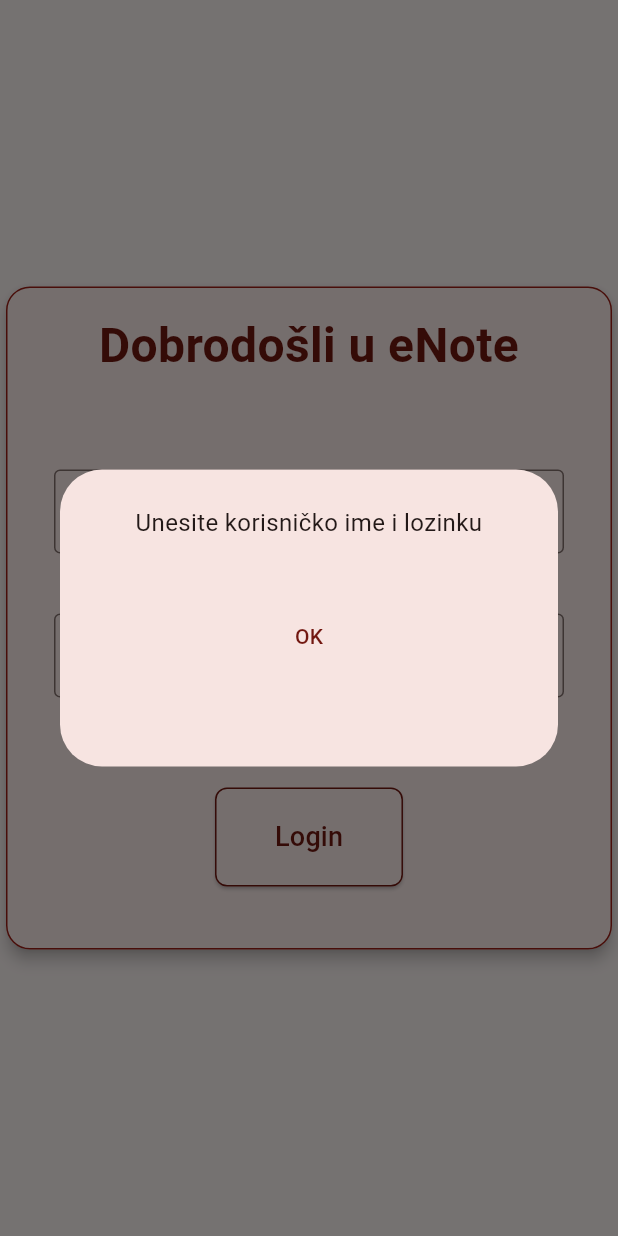
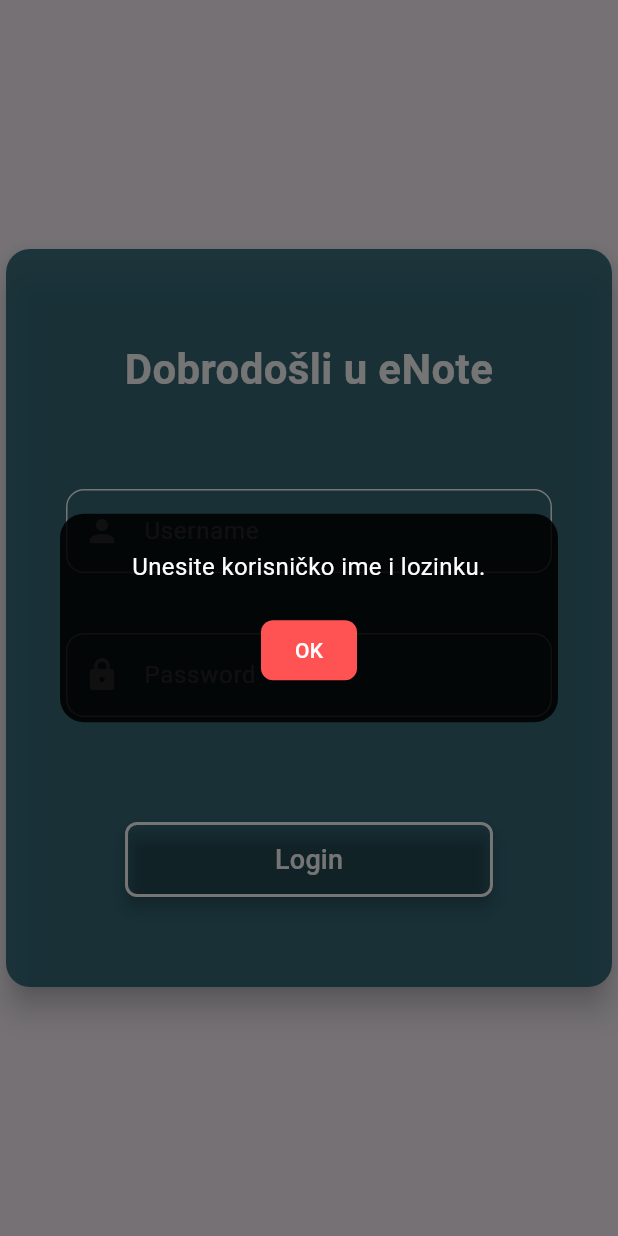
Before and after one commit to t-macabee/eNote, a Flutter app: the LoginScreen screen opened directly, after a tap on "Login", on a phone screen of 412 x 824 dp. Run offline on Flutter 3.47's test engine with Material 3 defaults, Android fonts, the light colour scheme and no system bars; our stand-ins replace flutter_form_builder; accounts and stored records are empty.

Commit message:
Reworking login screen

```diff
--- a/eNote/UI/enote_desktop/lib/layouts/master_screen.dart
+++ b/eNote/UI/enote_desktop/lib/layouts/master_screen.dart
@@ -1,5 +1,7 @@
+import 'package:enote_desktop/providers/auth_provider.dart';
 import 'package:enote_desktop/screens/instrumenti_list_screen.dart';
 import 'package:enote_desktop/screens/korisnici_list_screen.dart';
+import 'package:enote_desktop/screens/login_screen.dart';
 import 'package:flutter/material.dart';
 
 class MasterScreen extends StatefulWidget {
@@ -12,6 +14,12 @@ class MasterScreen extends StatefulWidget {
 }
 
 class _MasterScreenState extends State<MasterScreen> {
+  void _logout(BuildContext context) {
+    AuthProvider.logout();
+    Navigator.of(context).pushReplacement(
+        MaterialPageRoute(builder: (context) => const LoginScreen()));
+  }
+
   @override
   Widget build(BuildContext context) {
     return Scaffold(
@@ -22,22 +30,42 @@ class _MasterScreenState extends State<MasterScreen> {
           ),
           iconTheme: const IconThemeData(color: Colors.white),
           backgroundColor: const Color.fromARGB(255, 114, 23, 16),
+          actions: [
+            Padding(
+              padding: const EdgeInsets.only(right: 20.0),
+              child: IconButton(
+                  icon: const Icon(Icons.logout),
+                  onPressed: () => _logout(context)),
+            )
+          ],
         ),
         drawer: Drawer(
-          child: ListView(
+          child: Column(
+            children: [
+              SizedBox(
+                height: 150,
+                child: Column(
+                  mainAxisSize: MainAxisSize.min,
                   children: [
                     ListTile(
                         title: const Text("Korisnici"),
                         onTap: () {
                           Navigator.of(context).push(MaterialPageRoute(
-                        builder: (context) => const KorisniciListScreen()));
+                              builder: (context) =>
+                                  const KorisniciListScreen()));
                         }),
                     ListTile(
                         title: const Text("Instrumenti"),
                         onTap: () {
                           Navigator.of(context).push(MaterialPageRoute(
-                        builder: (context) => const InstrumentiListScreen()));
+                              builder: (context) =>
+                                  const InstrumentiListScreen()));
                         }),
+                  ],
+                ),
+              ),
+              Expanded(
+                  child: Container()), // This will push the content to the top
             ],
           ),
         ),
--- a/eNote/UI/enote_desktop/lib/main.dart
+++ b/eNote/UI/enote_desktop/lib/main.dart
@@ -5,7 +5,8 @@ import 'package:provider/provider.dart';
 
 void main() {
   runApp(MultiProvider(providers: [
-    ChangeNotifierProvider(create: (_) => InstrumentiProvider()),
+    ChangeNotifierProvider<InstrumentiProvider>(
+        create: (_) => InstrumentiProvider()),
   ], child: const MyApp()));
 }
 
@@ -17,9 +18,6 @@ class MyApp extends StatelessWidget {
     return MaterialApp(
       title: 'eNote',
       theme: ThemeData(
-        colorScheme: ColorScheme.fromSeed(
-            seedColor: const Color.fromARGB(255, 114, 23, 16),
-            primary: const Color.fromARGB(255, 114, 23, 16)),
         useMaterial3: true,
       ),
       home: const LoginScreen(),
--- a/eNote/UI/enote_desktop/lib/providers/auth_provider.dart
+++ b/eNote/UI/enote_desktop/lib/providers/auth_provider.dart
@@ -34,6 +34,11 @@ class AuthProvider {
     }
   }
 
+  static void logout() {
+    username = null;
+    password = null;
+  }
+
   static String _createBasicAuthHeader() {
     String basicAuth =
         "Basic ${base64Encode(utf8.encode('$username:$password'))}";
--- /dev/null
+++ b/eNote/UI/enote_desktop/lib/screens/home_screen.dart
@@ -0,0 +1,11 @@
+import 'package:enote_desktop/layouts/master_screen.dart';
+import 'package:flutter/material.dart';
+
+class HomeScreen extends StatelessWidget {
+  const HomeScreen({super.key});
+
+  @override
+  Widget build(BuildContext context) {
+    return const MasterScreen("Home", Placeholder());
+  }
+}
--- a/eNote/UI/enote_desktop/lib/screens/login_screen.dart
+++ b/eNote/UI/enote_desktop/lib/screens/login_screen.dart
@@ -1,6 +1,6 @@
 // ignore_for_file: use_build_context_synchronously
 import 'package:enote_desktop/providers/auth_provider.dart';
-import 'package:enote_desktop/screens/instrumenti_list_screen.dart';
+import 'package:enote_desktop/screens/home_screen.dart';
 import 'package:flutter/material.dart';
 
 class LoginScreen extends StatefulWidget {
@@ -19,7 +19,7 @@ class _LoginScreenState extends State<LoginScreen> {
     String password = _passwordController.text.trim();
 
     if (username.isEmpty || password.isEmpty) {
-      _showErrorDialog(context, "Unesite korisničko ime i lozinku");
+      _showErrorDialog(context, "Unesite korisničko ime i lozinku.");
       return;
     }
 
@@ -28,11 +28,11 @@ class _LoginScreenState extends State<LoginScreen> {
       if (success) {
         Navigator.of(context).push(
           MaterialPageRoute(
-            builder: (context) => const InstrumentiListScreen(),
+            builder: (context) => const HomeScreen(),
           ),
         );
       } else {
-        _showErrorDialog(context, "Greška pri logiranju. Pokušajte ponovo.");
+        _showErrorDialog(context, "Pogrešno korisničko ime ili lozinka.");
       }
     } catch (e) {
       _showErrorDialog(context, e.toString());
@@ -49,25 +49,44 @@ class _LoginScreenState extends State<LoginScreen> {
   void _showErrorDialog(BuildContext context, String message) {
     showDialog(
       context: context,
-      builder: (context) => AlertDialog(
-        contentPadding: const EdgeInsets.all(24.0),
-        content: SizedBox(
+      barrierDismissible: true,
+      builder: (context) => Dialog(
+        shape: RoundedRectangleBorder(
+          borderRadius: BorderRadius.circular(16.0),
+        ),
+        elevation: 8,
+        backgroundColor: Colors.black87,
+        child: Padding(
+          padding: const EdgeInsets.all(24.0),
+          child: SizedBox(
             width: 300,
-          height: 150,
             child: Column(
               mainAxisSize: MainAxisSize.min,
               children: [
                 Text(
                   message,
                   textAlign: TextAlign.center,
-                style: const TextStyle(fontSize: 16),
+                  style: const TextStyle(
+                    fontSize: 16,
+                    color: Colors.white,
                   ),
-              const SizedBox(height: 40),
+                ),
+                const SizedBox(height: 20),
                 TextButton(
                   onPressed: () => Navigator.pop(context),
+                  style: TextButton.styleFrom(
+                    foregroundColor: Colors.white,
+                    backgroundColor: Colors.redAccent,
+                    padding:
+                        const EdgeInsets.symmetric(horizontal: 16, vertical: 8),
+                    shape: RoundedRectangleBorder(
+                      borderRadius: BorderRadius.circular(8.0),
+                    ),
+                  ),
                   child: const Text("OK"),
                 ),
               ],
+            ),
           ),
         ),
       ),
@@ -76,58 +95,54 @@ class _LoginScreenState extends State<LoginScreen> {
 
   @override
   Widget build(BuildContext context) {
+    const Color borderColor = Colors.white;
+    const TextStyle whiteTextStyle = TextStyle(color: Colors.white);
+
     return Scaffold(
       body: Center(
         child: Container(
           constraints: const BoxConstraints(
-            maxWidth: 450,
-            maxHeight: 450,
+            maxWidth: 500,
+            maxHeight: 500,
           ),
           child: Card(
-            elevation: 4,
+            color: const Color.fromARGB(213, 26, 89, 105),
+            elevation: 8,
             shape: RoundedRectangleBorder(
-              borderRadius: BorderRadius.circular(16),
-              side: const BorderSide(color: Color.fromARGB(255, 158, 31, 22)),
+              borderRadius: BorderRadius.circular(16.0),
             ),
             child: Padding(
               padding: const EdgeInsets.all(16.0),
               child: Column(
+                mainAxisAlignment: MainAxisAlignment.center,
                 children: [
                   const Text(
                     'Dobrodošli u eNote',
                     style: TextStyle(
-                      fontSize: 32,
+                      fontSize: 28,
                       fontWeight: FontWeight.bold,
-                      color: Color.fromARGB(255, 114, 23, 16),
+                      color: Colors.white,
                     ),
                     textAlign: TextAlign.center,
                   ),
                   const SizedBox(height: 60),
-                  Padding(
-                    padding: const EdgeInsets.symmetric(horizontal: 16.0),
-                    child: TextField(
+                  _buildTextField(
                     controller: _usernameController,
-                      decoration: const InputDecoration(
-                        border: OutlineInputBorder(),
                     labelText: "Username",
-                        prefixIcon: Icon(Icons.person),
-                      ),
-                    ),
+                    icon: Icons.person,
+                    borderColor: borderColor,
+                    textStyle: whiteTextStyle,
                   ),
                   const SizedBox(height: 40),
-                  Padding(
-                    padding: const EdgeInsets.symmetric(horizontal: 16.0),
-                    child: TextField(
+                  _buildTextField(
                     controller: _passwordController,
-                      decoration: const InputDecoration(
-                        border: OutlineInputBorder(),
                     labelText: "Password",
-                        prefixIcon: Icon(Icons.lock),
-                      ),
+                    icon: Icons.lock,
+                    borderColor: borderColor,
+                    textStyle: whiteTextStyle,
                     obscureText: true,
                   ),
-                  ),
-                  const SizedBox(height: 60),
+                  const SizedBox(height: 70),
                   Padding(
                     padding: const EdgeInsets.symmetric(horizontal: 16.0),
                     child: ElevatedButton(
@@ -135,15 +150,17 @@ class _LoginScreenState extends State<LoginScreen> {
                         _login(context);
                       },
                       style: ElevatedButton.styleFrom(
+                        foregroundColor: Colors.white,
+                        backgroundColor: Colors.transparent, // Text color
+                        side: const BorderSide(
+                            color: borderColor, width: 2), // Border color
                         padding: const EdgeInsets.symmetric(
-                            horizontal: 40, vertical: 20),
-                        side: const BorderSide(
-                          color: Color.fromARGB(255, 114, 23, 16),
-                          width: 1,
+                            horizontal: 100, vertical: 12),
+                        shape: RoundedRectangleBorder(
+                          borderRadius: BorderRadius.circular(
+                              8.0), // Rounded button corners
                         ),
-                        shape: RoundedRectangleBorder(
-                          borderRadius: BorderRadius.circular(8),
-                        ),
+                        elevation: 4, // Subtle shadow
                       ),
                       child: const Text(
                         "Login",
@@ -160,3 +177,40 @@ class _LoginScreenState extends State<LoginScreen> {
     );
   }
 }
+
+Widget _buildTextField({
+  required TextEditingController controller,
+  required String labelText,
+  required IconData icon,
+  required Color borderColor,
+  required TextStyle textStyle,
+  bool obscureText = false,
+}) {
+  return Padding(
+    padding: const EdgeInsets.symmetric(horizontal: 24.0),
+    child: TextField(
+      controller: controller,
+      style: textStyle,
+      cursorColor: Colors.white,
+      obscureText: obscureText,
+      decoration: InputDecoration(
+        border: OutlineInputBorder(
+          borderSide: BorderSide(width: 2.0, color: borderColor),
+          borderRadius: BorderRadius.circular(12.0),
+        ),
+        enabledBorder: OutlineInputBorder(
+          borderSide: BorderSide(width: 1.0, color: borderColor),
+          borderRadius: BorderRadius.circular(12.0),
+        ),
+        focusedBorder: OutlineInputBorder(
+          borderSide: BorderSide(width: 2.0, color: borderColor),
+          borderRadius: BorderRadius.circular(12.0),
+        ),
+        floatingLabelBehavior: FloatingLabelBehavior.auto,
+        labelText: labelText,
+        labelStyle: textStyle,
+        prefixIcon: Icon(icon, color: borderColor),
+      ),
+    ),
+  );
+}
```
Lines whose indentation alone changed are shown as unchanged.
